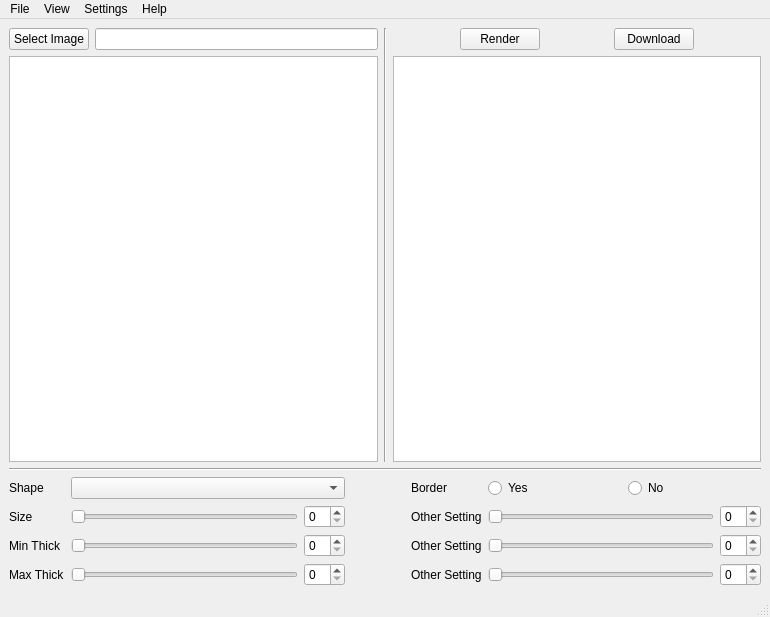
Before: the Qt Designer form resources/ui/main_window.ui in calemolech/lithophanes, drawn with Qt 5.
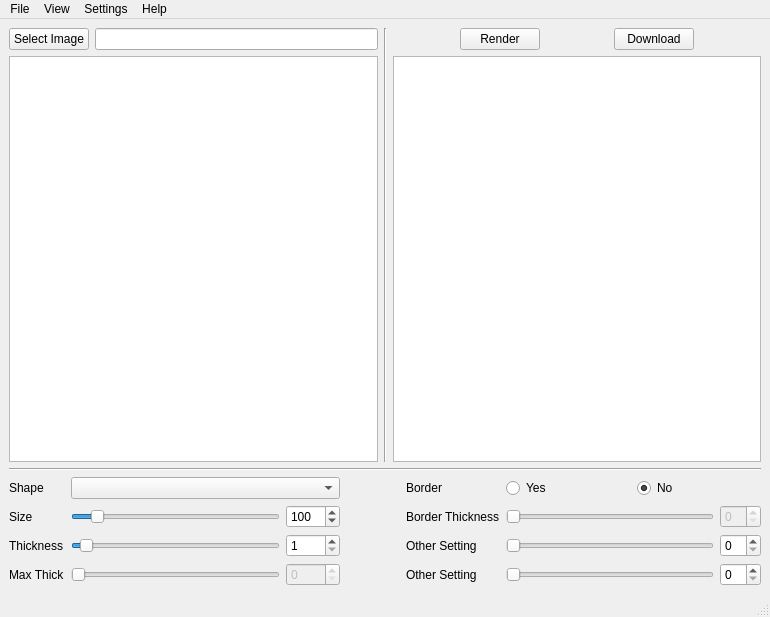
After: the same form once the commit is applied.

The edit to the form file:
```diff
--- a/resources/ui/main_window.ui
+++ b/resources/ui/main_window.ui
@@ -130,7 +130,7 @@
           <item row="2" column="0">
            <widget class="QLabel" name="label_5">
             <property name="text">
-             <string>Min Thick</string>
+             <string>Thickness</string>
             </property>
            </widget>
           </item>
@@ -156,7 +156,20 @@
            </widget>
           </item>
           <item row="1" column="6">
-           <widget class="QSpinBox" name="spinBox"/>
+           <widget class="QSpinBox" name="borderThicknessSpinBox">
+            <property name="enabled">
+             <bool>false</bool>
+            </property>
+            <property name="minimum">
+             <number>0</number>
+            </property>
+            <property name="maximum">
+             <number>50</number>
+            </property>
+            <property name="value">
+             <number>0</number>
+            </property>
+           </widget>
           </item>
           <item row="0" column="1" colspan="2">
            <widget class="QComboBox" name="cbbShape">
@@ -166,21 +179,46 @@
            </widget>
           </item>
           <item row="1" column="5">
-           <widget class="QSlider" name="horizontalSlider_2">
+           <widget class="QSlider" name="borderThicknessSlider">
+            <property name="enabled">
+             <bool>false</bool>
+            </property>
+            <property name="maximum">
+             <number>50</number>
+            </property>
             <property name="orientation">
              <enum>Qt::Horizontal</enum>
             </property>
            </widget>
           </item>
           <item row="1" column="1">
-           <widget class="QSlider" name="sliderSize">
+           <widget class="QSlider" name="sizeSlider">
+            <property name="minimum">
+             <number>1</number>
+            </property>
+            <property name="maximum">
+             <number>1000</number>
+            </property>
+            <property name="value">
+             <number>100</number>
+            </property>
             <property name="orientation">
              <enum>Qt::Horizontal</enum>
             </property>
            </widget>
           </item>
           <item row="1" column="2">
-           <widget class="QSpinBox" name="spinBoxSize"/>
+           <widget class="QSpinBox" name="sizeSpinBox">
+            <property name="minimum">
+             <number>1</number>
+            </property>
+            <property name="maximum">
+             <number>1000</number>
+            </property>
+            <property name="value">
+             <number>100</number>
+            </property>
+           </widget>
           </item>
           <item row="0" column="3">
            <spacer name="horizontalSpacer_4">
@@ -220,14 +258,26 @@
            </widget>
           </item>
           <item row="2" column="1">
-           <widget class="QSlider" name="sliderMinThick">
+           <widget class="QSlider" name="minThickSlider">
+            <property name="minimum">
+             <number>1</number>
+            </property>
+            <property name="maximum">
+             <number>50</number>
+            </property>
+            <property name="value">
+             <number>3</number>
+            </property>
             <property name="orientation">
              <enum>Qt::Horizontal</enum>
             </property>
            </widget>
           </item>
           <item row="3" column="1">
-           <widget class="QSlider" name="sliderMaxThick">
+           <widget class="QSlider" name="maxThickSlider">
+            <property name="enabled">
+             <bool>false</bool>
+            </property>
             <property name="orientation">
              <enum>Qt::Horizontal</enum>
             </property>
@@ -248,10 +298,21 @@
            </widget>
           </item>
           <item row="2" column="2">
-           <widget class="QSpinBox" name="spinBoxMinThick"/>
+           <widget class="QSpinBox" name="minThickSpinBox">
+            <property name="minimum">
+             <number>1</number>
+            </property>
+            <property name="maximum">
+             <number>50</number>
+            </property>
+           </widget>
           </item>
           <item row="3" column="2">
-           <widget class="QSpinBox" name="spinBoxMaxThick"/>
+           <widget class="QSpinBox" name="maxThickspinBox">
+            <property name="enabled">
+             <bool>false</bool>
+            </property>
+           </widget>
           </item>
           <item row="2" column="6">
            <widget class="QSpinBox" name="spinBox_5"/>
@@ -273,6 +334,9 @@
               <property name="text">
                <string>No</string>
               </property>
+              <property name="checked">
+               <bool>true</bool>
+              </property>
              </widget>
             </item>
            </layout>
@@ -280,7 +344,7 @@
           <item row="1" column="4">
            <widget class="QLabel" name="label_4">
             <property name="text">
-             <string>Other Setting</string>
+             <string>Border Thickness</string>
             </property>
            </widget>
           </item>
```
Left out of the diff: 313 changed lines with no effect on the pictures.
